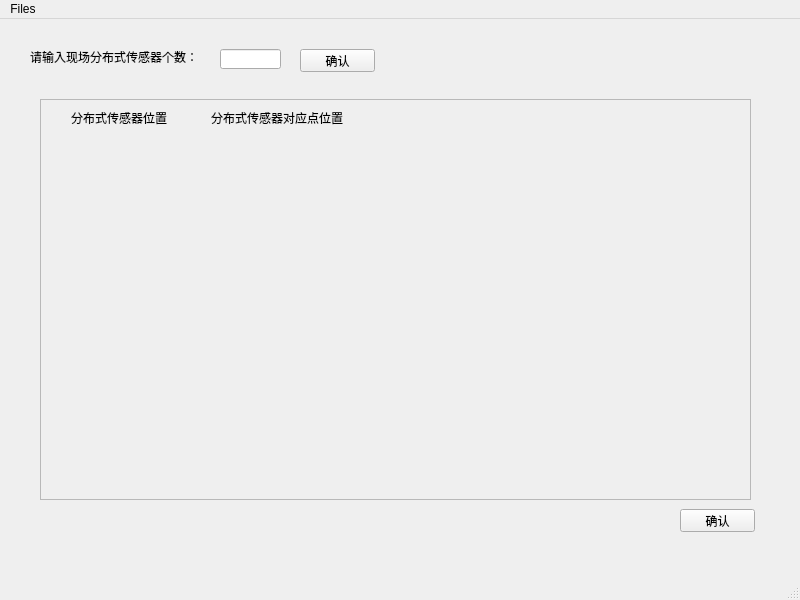
The window that fenbushi.ui (wangqi1994/gui_python_configuration-software) describes before a commit, drawn with Qt 5.
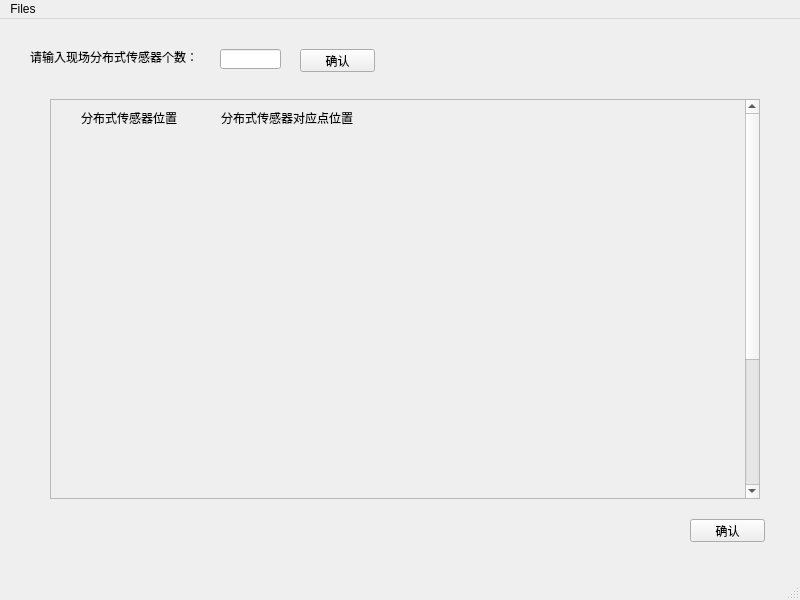
The same window after the commit.

Diff of the .ui file:
```diff
--- a/fenbushi.ui
+++ b/fenbushi.ui
@@ -27,8 +27,8 @@
    <widget class="QPushButton" name="ok_fenbushi">
     <property name="geometry">
      <rect>
-      <x>680</x>
-      <y>490</y>
+      <x>690</x>
+      <y>500</y>
       <width>75</width>
       <height>23</height>
      </rect>
@@ -63,38 +63,41 @@
      <string>确认</string>
     </property>
    </widget>
-   <widget class="QWidget" name="horizontalLayoutWidget">
-    <property name="geometry">
-     <rect>
-      <x>40</x>
-      <y>80</y>
-      <width>711</width>
-      <height>401</height>
-     </rect>
-    </property>
-    <layout class="QHBoxLayout" name="horizontalLayout">
-     <item>
       <widget class="QScrollArea" name="scrollArea">
+    <property name="geometry">
+     <rect>
+      <x>50</x>
+      <y>80</y>
+      <width>710</width>
+      <height>400</height>
+     </rect>
+    </property>
+    <property name="autoFillBackground">
+     <bool>false</bool>
+    </property>
        <property name="verticalScrollBarPolicy">
         <enum>Qt::ScrollBarAsNeeded</enum>
        </property>
+    <property name="horizontalScrollBarPolicy">
+     <enum>Qt::ScrollBarAsNeeded</enum>
+    </property>
        <property name="sizeAdjustPolicy">
         <enum>QAbstractScrollArea::AdjustToContents</enum>
        </property>
-       <property name="widgetResizable">
-        <bool>true</bool>
-       </property>
        <widget class="QWidget" name="scrollAreaWidgetContents">
         <property name="geometry">
          <rect>
           <x>0</x>
           <y>0</y>
-          <width>707</width>
-          <height>397</height>
+       <width>690</width>
+       <height>600</height>
          </rect>
         </property>
         <property name="contextMenuPolicy">
-         <enum>Qt::DefaultContextMenu</enum>
+      <enum>Qt::NoContextMenu</enum>
+     </property>
+     <property name="autoFillBackground">
+      <bool>true</bool>
         </property>
         <widget class="QLabel" name="fensbushi_loc">
          <property name="geometry">
@@ -123,9 +126,6 @@
          </property>
         </widget>
        </widget>
-      </widget>
-     </item>
-    </layout>
    </widget>
   </widget>
   <widget class="QMenuBar" name="menubar">
```
Lines whose indentation alone changed are shown as unchanged.
